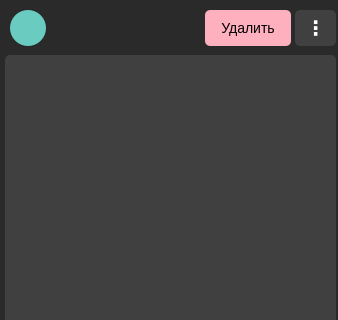
The window that chat/chat.ui (b0shka/selling_apps) describes before a commit, drawn with Qt 5; both pictures show x 0 to 338 and y 0 to 320 of the 338 by 463 pixel window.
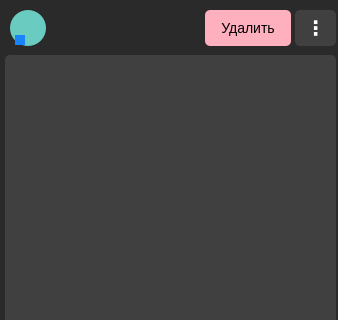
The same window after the commit.

The edit to the form file:
```diff
--- a/chat/chat.ui
+++ b/chat/chat.ui
@@ -224,6 +224,31 @@
     <string>Удалить</string>
    </property>
   </widget>
+  <widget class="QLabel" name="label_8">
+   <property name="geometry">
+    <rect>
+     <x>15</x>
+     <y>35</y>
+     <width>10</width>
+     <height>10</height>
+    </rect>
+   </property>
+   <property name="font">
+    <font>
+     <pointsize>-1</pointsize>
+     <weight>75</weight>
+     <bold>true</bold>
+    </font>
+   </property>
+   <property name="styleSheet">
+    <string notr="true">font-size: 15px;
+color: white;
+background-color: #1983fc;</string>
+   </property>
+   <property name="text">
+    <string/>
+   </property>
+  </widget>
  </widget>
  <resources/>
  <connections/>
```
